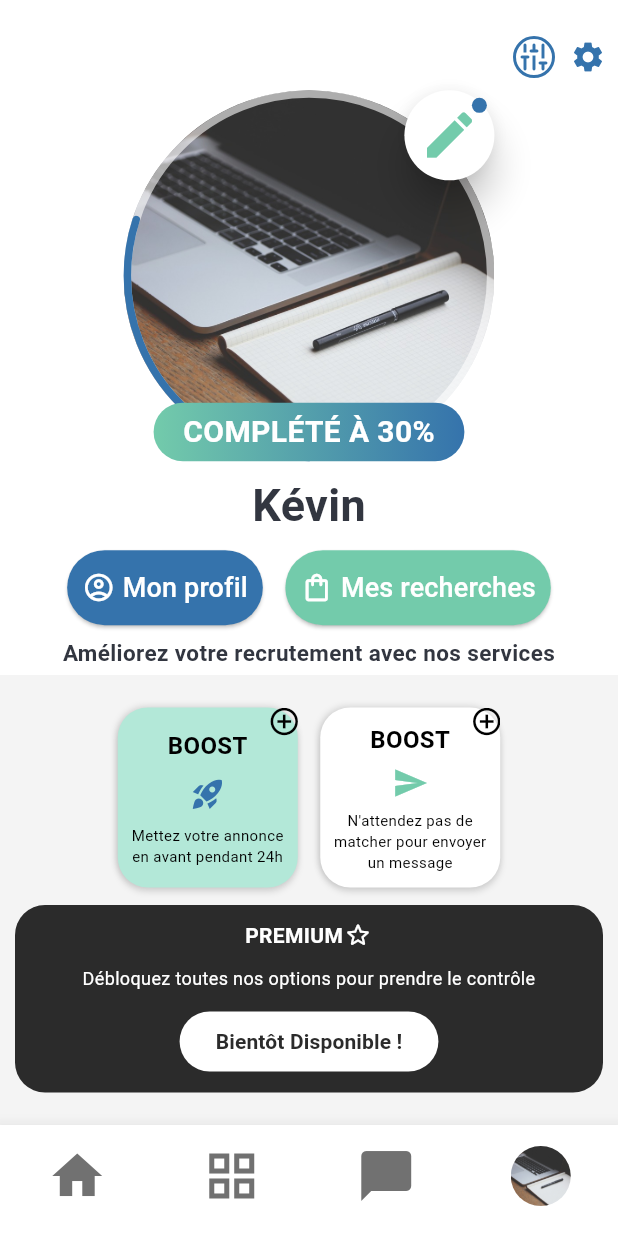
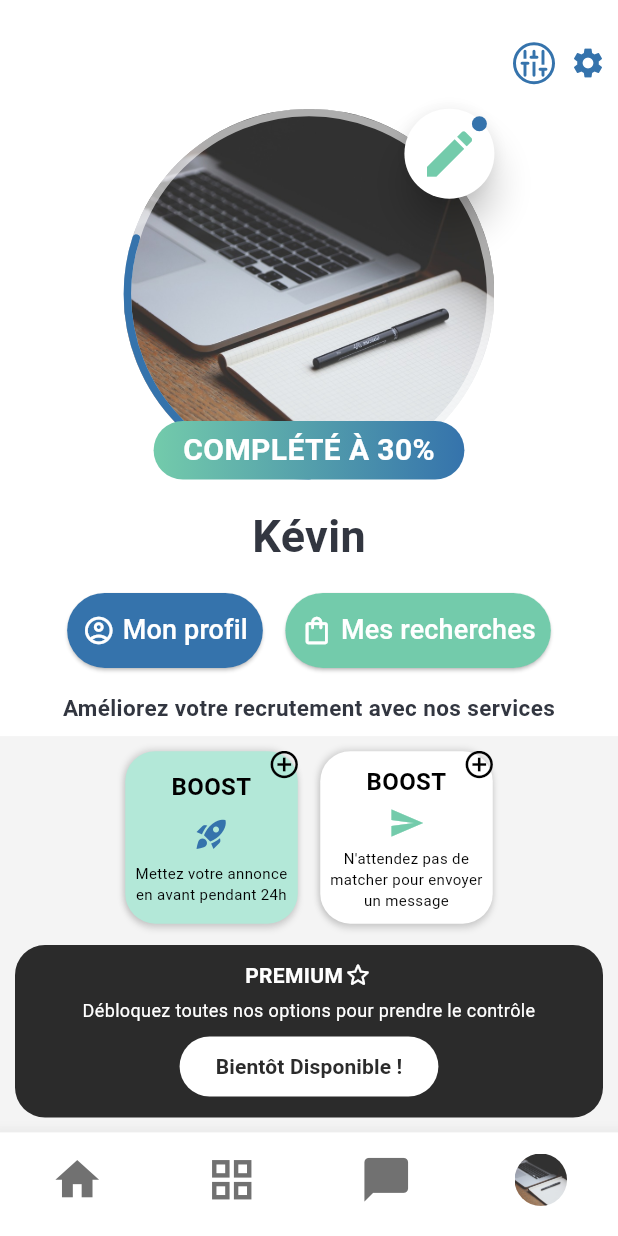
Before and after one commit to Spokay/meeting_app_integration, a Flutter app: the screen it shows after launch, on a phone screen of 412 x 824 dp. Run offline on Flutter 3.47's test engine with Material 3 defaults, Android fonts, the phone set to English and light mode, and no system bars; our stand-ins replace font_awesome_flutter; Roboto replaces fonts that are missing (M PLUS Rounded 1c).

Commit message:
quick fixes

```diff
--- a/lib/component/add_bonus_card.dart
+++ b/lib/component/add_bonus_card.dart
@@ -29,8 +29,8 @@ class AddBonusCard extends StatelessWidget {
           ),
         ],
       ),
-      width: 120,
-      height: 120,
+      width: 115,
+      height: 115,
       child: Stack(
           children: [
             Padding(
--- a/lib/component/custom_bottom_nav_bar.dart
+++ b/lib/component/custom_bottom_nav_bar.dart
@@ -17,7 +17,7 @@ class _CustomBottomNavBarState extends State<CustomBottomNavBar> {
       backgroundColor: Colors.white,
       selectedItemColor: Colors.white,
       unselectedItemColor: Colors.white,
-      iconSize: 40,
+      iconSize: 35,
       elevation: 10,
       showSelectedLabels: false,
       showUnselectedLabels: false,
@@ -40,8 +40,8 @@ class _CustomBottomNavBarState extends State<CustomBottomNavBar> {
         ),
         BottomNavigationBarItem(
           icon: Container(
-            width: 40,
-            height: 40,
+            width: 35,
+            height: 35,
             decoration: BoxDecoration(
               borderRadius: BorderRadius.circular(50),
               image: const DecorationImage(
--- a/lib/component/premium_card.dart
+++ b/lib/component/premium_card.dart
@@ -25,11 +25,11 @@ class PremiumCard extends StatelessWidget {
             ],
           ),
           const SizedBox(
-            height: 10,
+            height: 5,
           ),
           const Text("Débloquez toutes nos options pour prendre le contrôle", style: TextStyle(fontFamily: 'M PLUS Rounded 1c',color: Colors.white, fontSize: 12),textAlign: TextAlign.center,),
           const SizedBox(
-            height: 10,
+            height: 5,
           ),
           FilledButton(
             style: ButtonStyle(
--- a/lib/component/rounded_profile_progress_indicator.dart
+++ b/lib/component/rounded_profile_progress_indicator.dart
@@ -84,7 +84,7 @@ class _RoundedProfileProgressIndicatorState extends State<RoundedProfileProgress
                 fit: StackFit.expand,
                 children: [
                   ElevatedButton(
-                  style: ButtonStyle(
+                    style: ButtonStyle(
                     padding: MaterialStateProperty.all<EdgeInsetsGeometry>(const EdgeInsets.all(0)),
                       alignment: Alignment.center,
                       backgroundColor: MaterialStateProperty.all<Color>(Colors.white),
--- a/lib/profil.dart
+++ b/lib/profil.dart
@@ -37,7 +37,7 @@ class _ProfilComponentState extends State<ProfilComponent> {
                 crossAxisAlignment: CrossAxisAlignment.center,
                 children: [
                   SizedBox(
-                    height: bodyHeight * 0.6,
+                    height: bodyHeight * 0.65,
                     child: Column(
                       mainAxisAlignment: MainAxisAlignment.spaceAround,
                       children: [
@@ -132,13 +132,13 @@ class _ProfilComponentState extends State<ProfilComponent> {
                   ),
 
                   Container(
-                    height: bodyHeight * 0.4,
+                    height: bodyHeight * 0.35,
                     padding: const EdgeInsets.all(10),
                     decoration: const BoxDecoration(
                         color: Color.fromRGBO(244, 244, 244, 1)
                     ),
                     child: Column(
-                      mainAxisAlignment: MainAxisAlignment.spaceEvenly,
+                      mainAxisAlignment: MainAxisAlignment.spaceBetween,
                       children: [
                         Row(
                           mainAxisAlignment: MainAxisAlignment.center,
```
